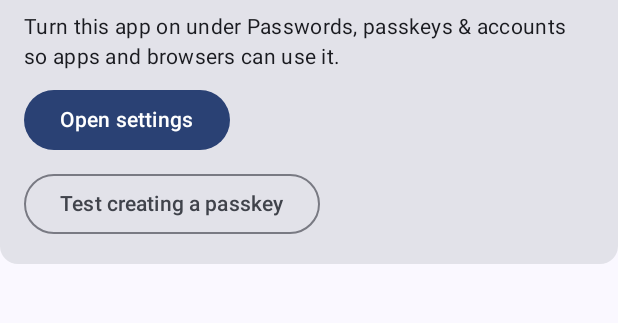
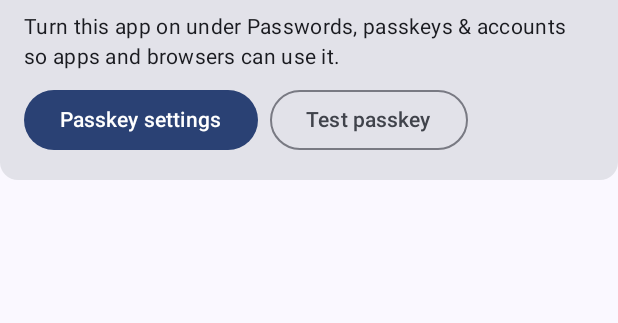
Before and after one commit to aman-dhakar-191/passkey-provider-android, an Android app built with Jetpack Compose: the composable ProviderCard shown on its own in the app's theme, on a phone screen of 412 x 824 dp, the part 60-383 px from its top. Run offline under Robolectric (Android 15) with nearby library versions, the phone set to English and light mode, and no system bars; network calls fail; 1 statement that could not run was skipped.

Commit message:
Always show a Passkey settings button
The page where the preferred passkey service is chosen is hard to find in
Settings, and the button to open it was hidden once the provider was on.

Co-Authored-By: Claude Opus 5.5 <noreply@anthropic.com>
Claude-Session: https://claude.ai/code/session_015icLdhn87vfXpiFWKiHrWN

```diff
--- a/app/src/main/java/io/github/amandhakar/passkey/ui/MainActivity.kt
+++ b/app/src/main/java/io/github/amandhakar/passkey/ui/MainActivity.kt
@@ -88,9 +88,11 @@ class MainActivity : FragmentActivity() {
     }.getOrDefault(false)
 
     private fun openProviderSettings() {
+        // The first opens "Passwords, passkeys & accounts" (preferred service + on/off switches) on
+        // Android 14+. Some phone makers only handle the variant with our package, or none of them.
         val intents = listOf(
+            Intent("android.settings.CREDENTIAL_PROVIDER"),
             Intent("android.settings.CREDENTIAL_PROVIDER").setData(Uri.parse("package:$packageName")),
-            Intent("android.settings.CREDENTIAL_PROVIDER"),
             Intent(Settings.ACTION_SETTINGS),
         )
         for (intent in intents) {
--- a/app/src/main/java/io/github/amandhakar/passkey/ui/MainScreen.kt
+++ b/app/src/main/java/io/github/amandhakar/passkey/ui/MainScreen.kt
@@ -128,8 +128,12 @@ private fun ProviderCard(enabled: Boolean, onOpenSettings: () -> Unit, onSelfTes
                 else "Turn this app on under Passwords, passkeys & accounts so apps and browsers can use it.",
                 style = MaterialTheme.typography.bodyMedium,
             )
-            if (!enabled) Button(onClick = onOpenSettings) { Text("Open settings") }
-            OutlinedButton(onClick = onSelfTest) { Text("Test creating a passkey") }
+            // Always shown: this is where the user picks the preferred passkey service, and that page is
+            // hard to find in Settings (its name and place differ between phone makers).
+            Row(horizontalArrangement = Arrangement.spacedBy(8.dp)) {
+                Button(onClick = onOpenSettings) { Text("Passkey settings") }
+                OutlinedButton(onClick = onSelfTest) { Text("Test passkey") }
+            }
         }
     }
 }
```
